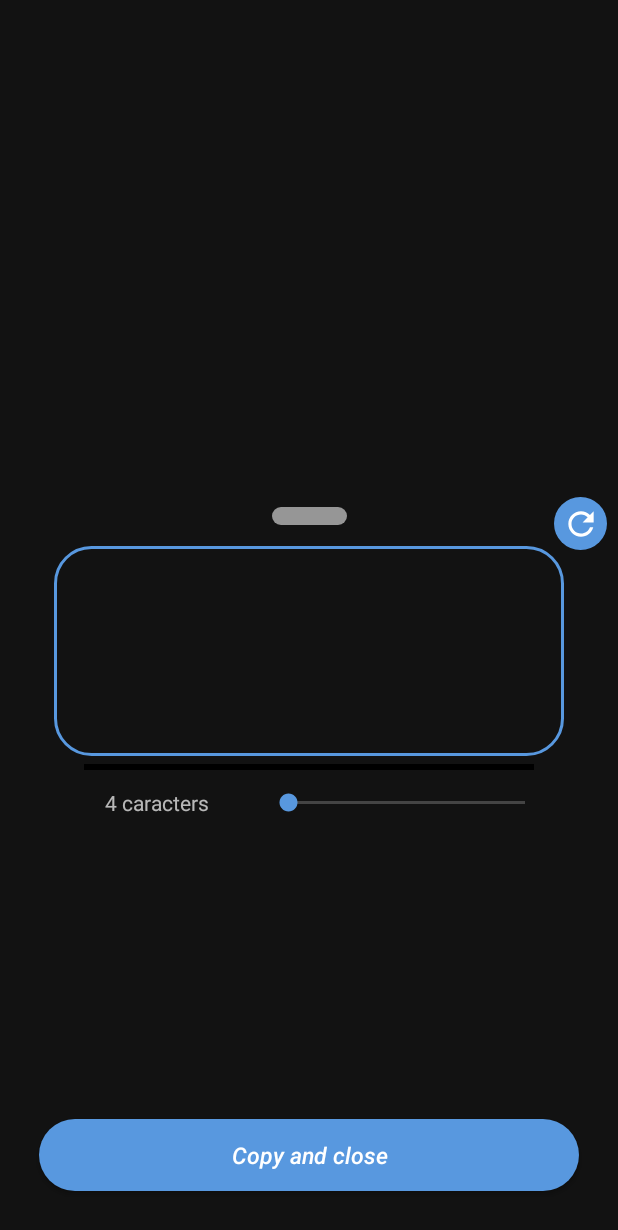
After one commit to cuadratico/NowiPass, an Android app: the layout generator_view.xml on its own in the app's theme, with its tools: preview values and no code run, on a phone screen of 412 x 824 dp. The commit adds this screen. Shown: the top 1230 px of the screen. Run offline under Robolectric (Android 15) with nearby library versions, the phone set to English and light mode, and no system bars.

Commit message:
In this commit the qualifier interface has been made next to the code and the generator interface next to the code, from NowiPass.

```diff
--- a/app/build.gradle.kts
+++ b/app/build.gradle.kts
@@ -52,6 +52,7 @@ dependencies {
     implementation(libs.androidx.biometric)
     implementation(libs.androidx.legacy.support.v4)
     implementation(libs.androidx.security.crypto)
+    implementation(libs.androidx.appcompat.v130)
     implementation(libs.androidx.fragment.ktx)
     testImplementation(libs.junit)
     androidTestImplementation(libs.androidx.junit)
--- /dev/null
+++ b/app/src/main/java/com/nowipass/generator/switch_data.kt
@@ -0,0 +1,4 @@
+package com.nowipass.generator
+
+data class switch_data(val indicator: String, val list: String) {
+}
--- a/app/src/main/java/com/nowipass/noCaptcha/noCaptchaActivity.kt
+++ b/app/src/main/java/com/nowipass/noCaptcha/noCaptchaActivity.kt
@@ -122,7 +122,7 @@ class noCaptchaActivity : AppCompatActivity() {
 
         box.setOnClickListener {
             scope.cancel()
-            if (tiempo < 15  && toques < 7){
+            if (tiempo in 0..15  && toques < 7){
                 box.setImageResource(R.drawable.check)
                 Thread.sleep(100)
                 startActivity(Intent(applicationContext, MainActivity::class.java))
--- /dev/null
+++ b/app/src/main/res/drawable/bordes_blue1.xml
@@ -0,0 +1,7 @@
+<?xml version="1.0" encoding="utf-8"?>
+<shape xmlns:android="http://schemas.android.com/apk/res/android">
+
+    <corners android:radius="24dp"/>
+    <solid android:color="@color/blue_1"/>
+    <stroke android:width="2dp" android:color="@color/blue_1"/>
+</shape>
--- /dev/null
+++ b/app/src/main/res/drawable/refresh.xml
@@ -0,0 +1,11 @@
+<?xml version="1.0" encoding="utf-8"?>
+<vector xmlns:android="http://schemas.android.com/apk/res/android"
+    android:tint="#ffffff"
+    android:height="25dp"
+    android:width="25dp"
+    android:viewportWidth="24"
+    android:viewportHeight="24">
+    <path
+        android:fillColor="@android:color/white"
+        android:pathData="M17.65,6.35C16.2,4.9 14.21,4 12,4c-4.42,0 -7.99,3.58 -7.99,8s3.57,8 7.99,8c3.73,0 6.84,-2.55 7.73,-6h-2.08c-0.82,2.33 -3.04,4 -5.65,4 -3.31,0 -6,-2.69 -6,-6s2.69,-6 6,-6c1.66,0 3.14,0.69 4.22,1.78L13,11h7V4l-2.35,2.35z"/>
+</vector>
--- /dev/null
+++ b/app/src/main/res/drawable/switches_top.xml
@@ -0,0 +1,6 @@
+<?xml version="1.0" encoding="utf-8"?>
+<shape xmlns:android="http://schemas.android.com/apk/res/android">
+
+    <solid android:color="@color/blue_1"/>
+    <corners android:radius="24dp"/>
+</shape>
--- /dev/null
+++ b/app/src/main/res/layout/generator_view.xml
@@ -0,0 +1,137 @@
+<?xml version="1.0" encoding="utf-8"?>
+<androidx.constraintlayout.widget.ConstraintLayout xmlns:android="http://schemas.android.com/apk/res/android"
+    android:layout_width="match_parent"
+    android:layout_height="match_parent"
+    xmlns:app="http://schemas.android.com/apk/res-auto">
+
+
+
+
+
+    <View
+        android:id="@+id/fondo"
+        android:layout_width="match_parent"
+        android:layout_height="500dp"
+        app:layout_constraintBottom_toBottomOf="parent"
+        />
+    <androidx.appcompat.widget.AppCompatButton
+        android:id="@+id/copy_buttom"
+        android:layout_width="360dp"
+        android:layout_height="48dp"
+        app:layout_constraintEnd_toEndOf="parent"
+        app:layout_constraintStart_toStartOf="parent"
+        app:layout_constraintBottom_toBottomOf="parent"
+        android:layout_marginBottom="30dp"
+        android:background="@drawable/switches_top"
+        android:text="Copy and close"
+        android:textColor="@color/white"
+        android:textAllCaps="false"
+        android:textSize="15dp"
+        android:textStyle="italic"
+        />
+
+    <androidx.recyclerview.widget.RecyclerView
+        android:id="@+id/selections"
+        android:layout_width="350dp"
+        android:layout_height="150dp"
+        app:layout_constraintEnd_toEndOf="parent"
+        app:layout_constraintStart_toStartOf="parent"
+        app:layout_constraintBottom_toTopOf="@id/copy_buttom"
+        android:layout_marginBottom="30dp"
+        />
+
+
+    <SeekBar
+        android:id="@+id/size"
+        android:layout_width="190dp"
+        android:layout_height="wrap_content"
+        app:layout_constraintEnd_toEndOf="@id/selections"
+        app:layout_constraintBottom_toTopOf="@id/selections"
+        app:layout_constraintTop_toBottomOf="@id/fondo_g"
+        android:layout_marginEnd="15dp"
+        android:max="20"
+        android:min="4"
+        />
+    <TextView
+        android:id="@+id/caracteres"
+        android:layout_width="100dp"
+        android:layout_height="wrap_content"
+        android:text="4 caracters"
+        android:gravity="center"
+        app:layout_constraintTop_toTopOf="@id/size"
+        app:layout_constraintBottom_toBottomOf="@id/size"
+        app:layout_constraintEnd_toStartOf="@id/size"
+        app:layout_constraintStart_toStartOf="@id/selections"
+        />
+
+
+    <View
+        android:id="@+id/fondo_g"
+        android:layout_width="340dp"
+        android:layout_height="140dp"
+        app:layout_constraintTop_toTopOf="@id/fondo"
+        app:layout_constraintEnd_toEndOf="parent"
+        app:layout_constraintStart_toStartOf="parent"
+        android:layout_marginTop="40dp"
+        android:background="@drawable/bordes_blue1"
+        />
+
+    <com.google.android.material.progressindicator.LinearProgressIndicator
+        android:id="@+id/progress"
+        android:layout_width="300dp"
+        android:layout_height="wrap_content"
+        app:layout_constraintTop_toBottomOf="@id/fondo_g"
+        app:layout_constraintEnd_toEndOf="@id/fondo_g"
+        app:layout_constraintStart_toStartOf="@id/fondo_g"
+        android:layout_marginTop="5dp"
+        android:max="256"
+        app:trackColor="@color/black"
+        />
+    <TextView
+        android:id="@+id/password"
+        android:layout_width="320dp"
+        android:layout_height="140dp"
+        app:layout_constraintTop_toTopOf="@id/fondo_g"
+        app:layout_constraintBottom_toBottomOf="@id/fondo_g"
+        app:layout_constraintEnd_toEndOf="@id/fondo_g"
+        app:layout_constraintStart_toStartOf="@id/fondo_g"
+        android:gravity="center"
+        android:textColor="@color/white"
+        android:textAllCaps="false"
+        android:textSize="15dp"
+        />
+
+    <View
+        android:id="@+id/barra"
+        android:layout_width="50dp"
+        android:layout_height="12dp"
+        android:background="@drawable/bordes_entropia"
+        app:layout_constraintEnd_toEndOf="parent"
+        app:layout_constraintStart_toStartOf="parent"
+        app:layout_constraintTop_toTopOf="@id/fondo"
+        app:layout_constraintBottom_toTopOf="@id/fondo_g"
+        />
+
+    <View
+        android:id="@+id/fondo_reset"
+        android:layout_width="35dp"
+        android:layout_height="35dp"
+        app:layout_constraintTop_toTopOf="@id/fondo"
+        app:layout_constraintBottom_toTopOf="@id/fondo_g"
+        app:layout_constraintEnd_toEndOf="parent"
+        android:layout_marginTop="10dp"
+        android:layout_marginEnd="7dp"
+        android:background="@drawable/switches_top"
+        />
+    <com.google.android.material.imageview.ShapeableImageView
+        android:id="@+id/reset"
+        android:layout_width="wrap_content"
+        android:layout_height="wrap_content"
+        app:layout_constraintTop_toTopOf="@id/fondo_reset"
+        app:layout_constraintBottom_toBottomOf="@id/fondo_reset"
+        app:layout_constraintEnd_toEndOf="@id/fondo_reset"
+        app:layout_constraintStart_toStartOf="@id/fondo_reset"
+        android:src="@drawable/refresh"
+        />
+
+</androidx.constraintlayout.widget.ConstraintLayout>
--- a/app/src/main/res/values/colors.xml
+++ b/app/src/main/res/values/colors.xml
@@ -3,7 +3,7 @@
     <color name="purple_200">#5898df</color>
     <color name="purple_500">#5898df</color>
     <color name="purple_700">#5898df</color>
-    <color name="teal_200">#FF03DAC5</color>
+    <color name="teal_200">#5898df</color>
     <color name="teal_700">#FF018786</color>
     <color name="black">#FF000000</color>
     <color name="white">#FFFFFFFF</color>
@@ -11,7 +11,13 @@
     <color name="gris_2">#7f7e7e</color>
     <color name="gris_3">#cac8cb</color>
     <color name="captcha">#f9f9f9</color>
+
     <color name="green">#0cc93b</color>
+    <color name="orange">#d35c02</color>
+    <color name="red">#d30202</color>
+    <color name="blue_1">#5898df</color>
+    <color name="blue_2">#2f4b64</color>
+
     <color name="grew_o">#353434</color>
     <color name="grew_c">#969696</color>
     <color name="light_blue_600">#FF039BE5</color>
--- a/gradle/libs.versions.toml
+++ b/gradle/libs.versions.toml
@@ -1,5 +1,6 @@
 [versions]
 agp = "8.7.2"
+appcompatVersion = "1.3.0"
 biometric = "1.1.0"
 kotlin = "1.9.24"
 coreKtx = "1.15.0"
@@ -19,6 +20,7 @@ fragmentKtx = "1.5.6"
 securityCrypto = "1.1.0-alpha06"
 
 [libraries]
+androidx-appcompat-v130 = { module = "androidx.appcompat:appcompat", version.ref = "appcompatVersion" }
 androidx-biometric = { module = "androidx.biometric:biometric", version.ref = "biometric" }
 androidx-core-ktx = { group = "androidx.core", name = "core-ktx", version.ref = "coreKtx" }
 androidx-security-crypto = { module = "androidx.security:security-crypto", version.ref = "securityCrypto" }
```
Also changed, not shown: app/src/main/AndroidManifest.xml (+8 -6 lines), app/src/main/java/com/nowipass/Formula.kt (added, +53 -0 lines), app/src/main/java/com/nowipass/MainActivity.kt (+140 -3 lines), app/src/main/java/com/nowipass/Provier_local.kt (added, +9 -0 lines), app/src/main/java/com/nowipass/generator/adapter_switches.kt (added, +25 -0 lines), app/src/main/java/com/nowipass/generator/switches_provier.kt (added, +19 -0 lines), app/src/main/java/com/nowipass/generator/viewHoolder_switch.kt (added, +56 -0 lines), app/src/main/res/anim/reset.xml (added, +8 -0 lines), app/src/main/res/layout/entropia_view.xml (+13 -13 lines), app/src/main/res/layout/recyclerview_switches.xml (added, +33 -0 lines).
